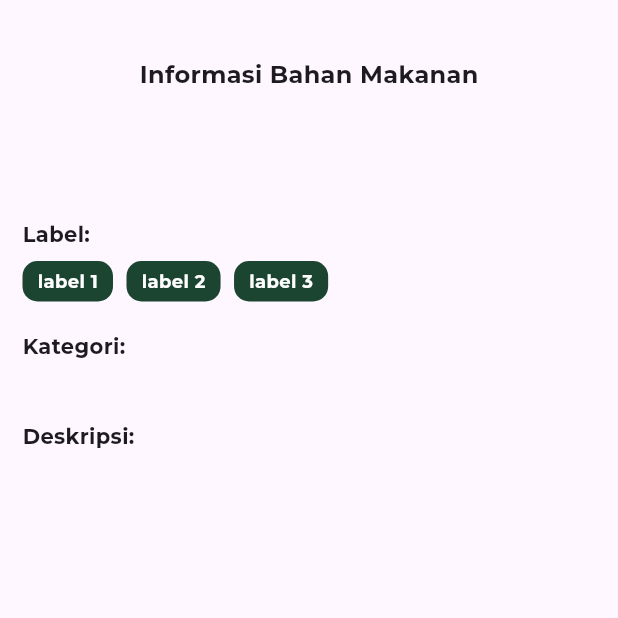
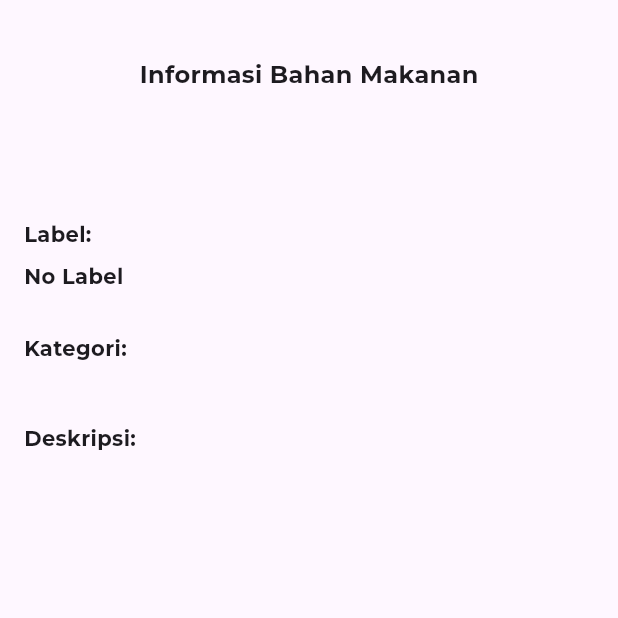
Before and after one commit to keanutaufan/nutriscope, a Flutter app: the IngredientDetailScreen screen opened directly with empty values, on a phone screen of 412 x 824 dp, the top half of it. Run offline on Flutter 3.47's test engine with Material 3 defaults, Android fonts, the light colour scheme and no system bars; our stand-ins replace cloud_firestore, firebase_auth, firebase_core; missing offline and left inert: qr_code_scanner; accounts and stored records are empty; project files that could hold a hidden picture were left out.

Commit message:
properly render ingredient label with listview builder

```diff
--- a/lib/screens/app/ingredient_detail_screen.dart
+++ b/lib/screens/app/ingredient_detail_screen.dart
@@ -20,7 +20,7 @@ class _IngredientDetailScreenState extends State<IngredientDetailScreen> {
 
   String description = "Loading...";
   String category = "Loading...";
-  // List<String> labels = [];
+  List<dynamic> labels = [];
 
   @override
   void initState() {
@@ -33,7 +33,7 @@ class _IngredientDetailScreenState extends State<IngredientDetailScreen> {
       final data = doc.data() as Map<String, dynamic>;
       description = data["description"];
       category = data["category"];
-      // labels = data["tags"];
+      labels = List.from(data["tags"]);
       setState(() {});
     });
   }
@@ -42,12 +42,14 @@ class _IngredientDetailScreenState extends State<IngredientDetailScreen> {
   Widget build(BuildContext context) {
     return Scaffold(
       body: Padding(
-        padding: const EdgeInsets.only(top: 38.0, right: 15.0, left: 15.0),
+        padding: const EdgeInsets.only(top: 38, left: 16),
         child: Column(
           crossAxisAlignment: CrossAxisAlignment.start,
           children: [
             // Header
-            const Center(
+            const Padding(
+              padding: EdgeInsets.only(right: 16),
+              child: Center(
                 child: Text(
                   "Informasi Bahan Makanan",
                   style: TextStyle(
@@ -56,14 +58,18 @@ class _IngredientDetailScreenState extends State<IngredientDetailScreen> {
                   ),
                 ),
               ),
+            ),
 
-            Center(
+            Padding(
+              padding: const EdgeInsets.only(right: 16),
+              child: Center(
                 child: Text(
                   widget.name,
                   style: const TextStyle(
                     fontFamily: "Montserrat",
                     fontSize: 32,
                     fontWeight: FontWeight.bold,
+                  ),
                 ),
               ),
             ),
@@ -84,62 +90,39 @@ class _IngredientDetailScreenState extends State<IngredientDetailScreen> {
             const SizedBox(height: 8.0),
 
             // Horizontal ListView
-            SingleChildScrollView(
+            SizedBox(
+              height: 28,
+              // scrollDirection: Axis.horizontal,
+              child: labels.isEmpty
+                  ? const Text(
+                      "No Label",
+                      style: TextStyle(
+                        fontFamily: "Montserrat",
+                        fontSize: 14,
+                      ),
+                    )
+                  : ListView.builder(
                       scrollDirection: Axis.horizontal,
-              child: Row(
-                children: [
-                  Container(
+                      itemCount: labels.length,
+                      itemBuilder: (context, index) {
+                        return Container(
                           padding: const EdgeInsets.symmetric(
-                        vertical: 5.0, horizontal: 10.0),
-                    margin: const EdgeInsets.only(right: 9.0),
+                              vertical: 4, horizontal: 12),
+                          margin: const EdgeInsets.only(right: 12),
                           decoration: BoxDecoration(
-                      borderRadius: BorderRadius.circular(10.0),
-                      color: const Color(0xFF1B4431),
+                            borderRadius: BorderRadius.circular(10),
+                            color: Theme.of(context).primaryColor,
                           ),
-                    child: const Text(
-                      "label 1",
-                      style: TextStyle(
+                          child: Text(
+                            labels[index],
+                            style: const TextStyle(
                               fontFamily: "Montserrat",
                               fontSize: 12,
                               color: Colors.white,
                             ),
                           ),
-                  ),
-                  Container(
-                    padding: const EdgeInsets.symmetric(
-                        vertical: 5.0, horizontal: 10.0),
-                    margin: const EdgeInsets.only(right: 9.0),
-                    decoration: BoxDecoration(
-                      borderRadius: BorderRadius.circular(10.0),
-                      color: const Color(0xFF1B4431),
-                    ),
-                    child: const Text(
-                      "label 2",
-                      style: TextStyle(
-                        fontFamily: "Montserrat",
-                        fontSize: 12,
-                        color: Colors.white,
-                      ),
-                    ),
-                  ),
-                  Container(
-                    padding: const EdgeInsets.symmetric(
-                        vertical: 5.0, horizontal: 10.0),
-                    margin: const EdgeInsets.only(right: 9.0),
-                    decoration: BoxDecoration(
-                      borderRadius: BorderRadius.circular(10.0),
-                      color: const Color(0xFF1B4431),
-                    ),
-                    child: const Text(
-                      "label 3",
-                      style: TextStyle(
-                        fontFamily: "Montserrat",
-                        fontSize: 12,
-                        color: Colors.white,
-                      ),
-                    ),
-                  ),
-                ],
+                        );
+                      },
                     ),
             ),
 
@@ -175,11 +158,14 @@ class _IngredientDetailScreenState extends State<IngredientDetailScreen> {
               ),
             ),
 
-            Text(
+            Padding(
+              padding: const EdgeInsets.only(right: 16),
+              child: Text(
                 description,
                 style: const TextStyle(
                   fontFamily: "Montserrat",
                   fontSize: 14,
+                ),
               ),
             ),
           ],
```
Lines whose indentation alone changed are shown as unchanged.
